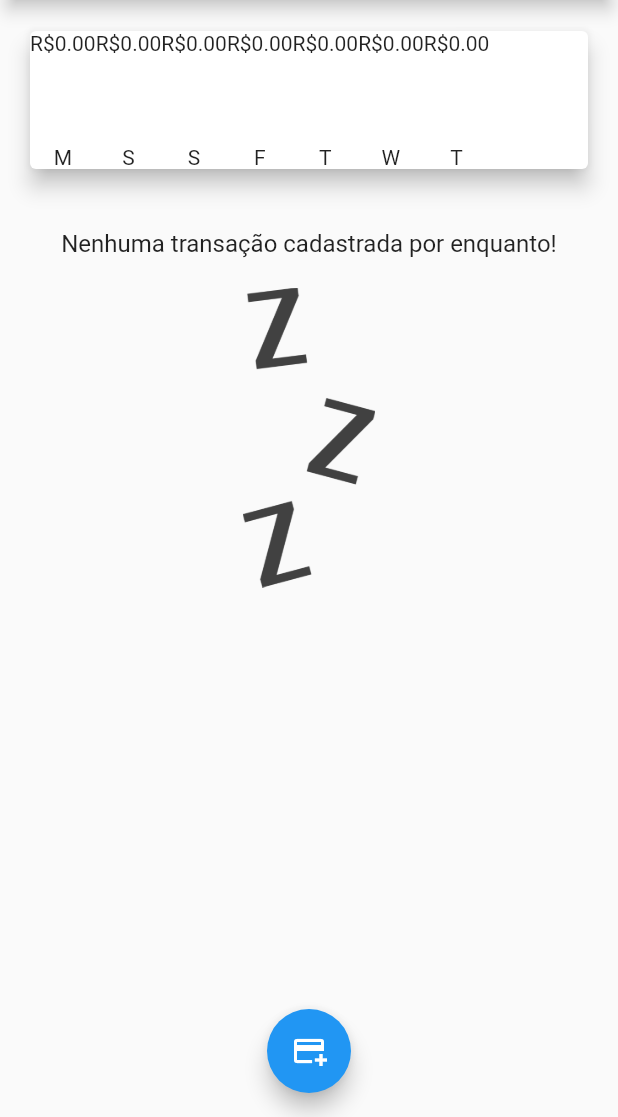
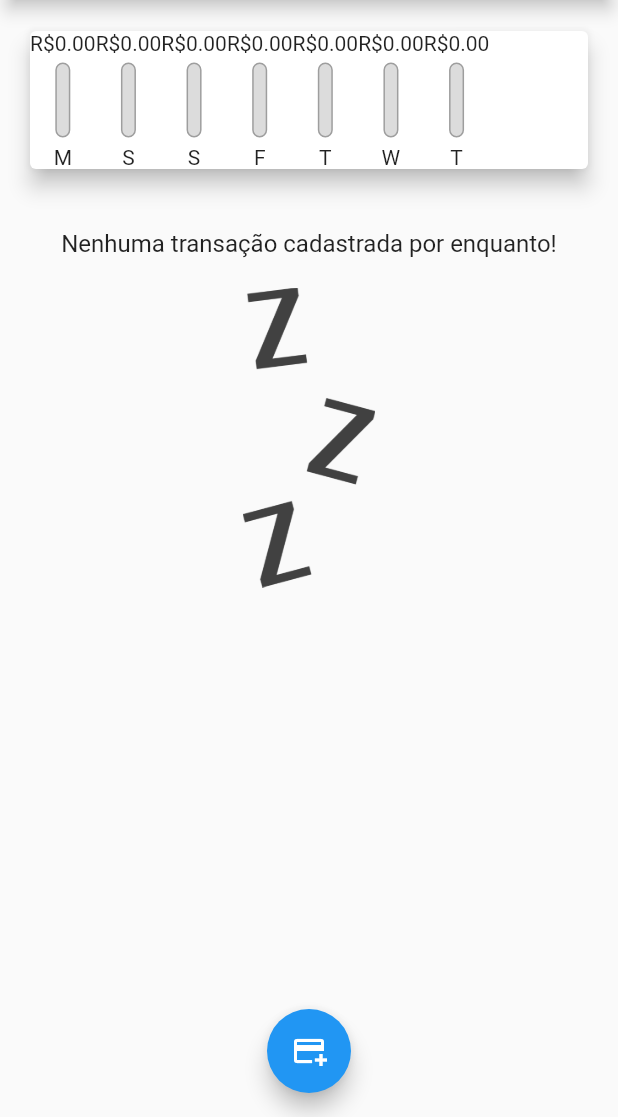
Before and after one commit to Leonardo-Toledo-Alves-Costa/despesas_app, a Flutter app: the screen it shows after launch, on a phone screen of 412 x 824 dp, the part 119-1236 px from its top. Run offline on Flutter 3.47's test engine with Material 3 defaults, Android fonts, the phone set to English and light mode, and no system bars.

Commit message:
Criação da parte de porcentagem do gráfico

```diff
--- a/lib/components/chart.dart
+++ b/lib/components/chart.dart
@@ -33,6 +33,12 @@ class Chart extends StatelessWidget {
     });
   }
 
+  double get _weekTotalValue{
+    return groupedTransactions.fold(0.0, (sum, tr){
+      return sum + (tr['value'] as double);
+    });
+  }
+
   @override
   Widget build(BuildContext context) {
     return Card(
@@ -43,7 +49,7 @@ class Chart extends StatelessWidget {
           return ChartBar(
             label: tr['day'] as String,
             value: tr['value'] as double,
-            percentage: 0,
+            percentage: (tr['value'] as double) / _weekTotalValue,
           );
         }).toList(),
       ),
--- a/lib/components/chart_bar.dart
+++ b/lib/components/chart_bar.dart
@@ -18,10 +18,33 @@ class ChartBar extends StatelessWidget {
         Container(
           height: 50,
           width: 10,
-          child: Stack(),
+          child: Stack(
+            alignment: Alignment.bottomCenter,
+            children: <Widget>[
+              Container(
+                decoration: BoxDecoration(
+                  border: Border.all(
+                    color: Colors.grey,
+                    width: 1.0,
+                  ),
+                  color: const Color.fromRGBO(220, 220, 220, 1),
+                  borderRadius: BorderRadius.circular(5),
+                ),
+              ),
+              FractionallySizedBox(
+                heightFactor: percentage,
+                child: Container(
+                  decoration: BoxDecoration(
+                    color: Theme.of(context).colorScheme.secondary,
+                    borderRadius: BorderRadius.circular(5),
+                  ),
+                ),
+              ),
+            ],
+          ),
         ),
-        SizedBox(height: 5,),
-        Text(label)
+        const SizedBox(height: 5),
+        Text(label!),
       ],
     );
   }
```
